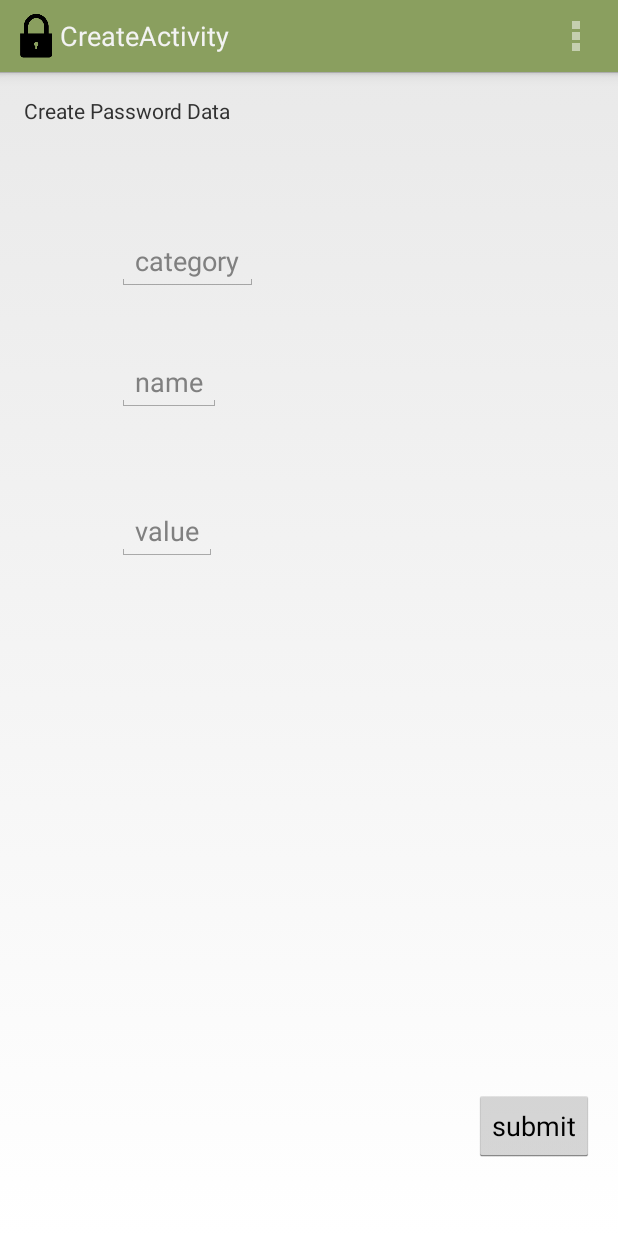
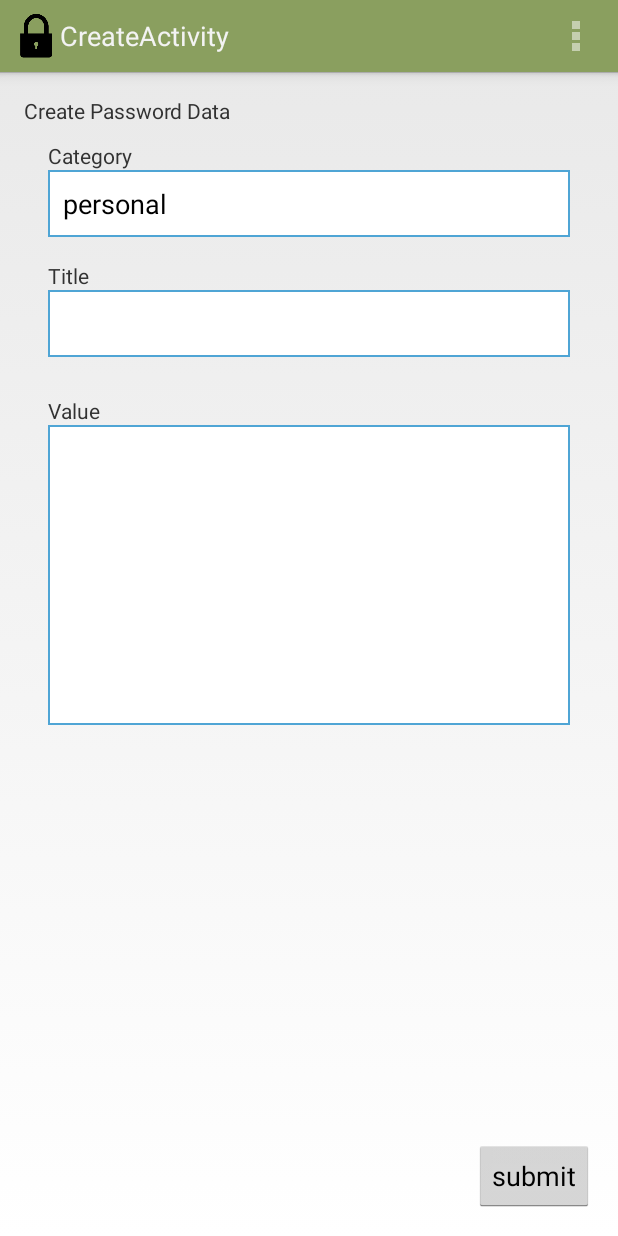
Before and after one commit to mcorbridge/PasswordProtector, an Android app: the CreateActivity screen opened directly, with no data from a screen before it, on a phone screen of 412 x 824 dp. Run offline under Robolectric (Android 15) with nearby library versions, the phone set to English and light mode, and no system bars.

Commit message:
adding crud

```diff
--- a/app/src/main/AndroidManifest.xml
+++ b/app/src/main/AndroidManifest.xml
@@ -42,7 +42,11 @@
         </activity>
         <activity
             android:name=".read.ReadActivity"
-            android:label="@string/title_activity_read" >
+            android:label="@string/app_name" >
+        </activity>
+        <activity
+            android:name=".update.UpdateActivity"
+            android:label="@string/app_name" >
         </activity>
     </application>
 
--- a/app/src/main/java/com/mcorbridge/passwordprotector/MainActivity.java
+++ b/app/src/main/java/com/mcorbridge/passwordprotector/MainActivity.java
@@ -60,7 +60,7 @@ public class MainActivity extends Activity {
             @Override
             public void onProgressChanged(SeekBar seekBar, int progress, boolean fromUser) {
 
-                if(progress < 10){
+                if(progress < 30){
                     doNext();
                 }
             }
--- a/app/src/main/java/com/mcorbridge/passwordprotector/create/CreateActivity.java
+++ b/app/src/main/java/com/mcorbridge/passwordprotector/create/CreateActivity.java
@@ -14,14 +14,21 @@ import com.mcorbridge.passwordprotector.JSON.JsonTask;
 import com.mcorbridge.passwordprotector.PasswordDataActivity;
 import com.mcorbridge.passwordprotector.R;
 import com.mcorbridge.passwordprotector.interfaces.IPasswordActivity;
+import com.mcorbridge.passwordprotector.model.ApplicationModel;
 import com.mcorbridge.passwordprotector.service.ServletPostAsyncTask;
 
 public class CreateActivity extends Activity implements IPasswordActivity{
+
+    ApplicationModel applicationModel;
 
     @Override
     protected void onCreate(Bundle savedInstanceState) {
         super.onCreate(savedInstanceState);
         setContentView(R.layout.activity_create);
+
+        overridePendingTransition(R.anim.slide_in, R.anim.slide_out);
+
+        applicationModel = ApplicationModel.getInstance();
     }
 
 
@@ -62,10 +69,18 @@ public class CreateActivity extends Activity implements IPasswordActivity{
 
         String jsonRequest = JsonTask.createJSON(category,title,value);
 
-        postToServlet(jsonRequest);
+        if(applicationModel.getIsDataConnected()){
+            postToServlet(jsonRequest);
+        }else{
+            saveToLocal(jsonRequest);
+        }
 
         Intent intent = new Intent(this, PasswordDataActivity.class);
         startActivity(intent);
+    }
+
+    private void saveToLocal(String jsonRequest){
+        //TODO save to local sqLite db
     }
 
     private void postToServlet(String jsonRequest) throws  Exception{
--- a/app/src/main/java/com/mcorbridge/passwordprotector/model/ApplicationModel.java
+++ b/app/src/main/java/com/mcorbridge/passwordprotector/model/ApplicationModel.java
@@ -23,10 +23,11 @@ public class ApplicationModel {
         return SingletonHolder.INSTANCE;
     }
 
-
+    // ----------------------------------------------------------
 
     public static final String APPLICATION_SECRET_KEY = "bostonBruins";
 
+    // ----------------------------------------------------------
 
     private String visualCipherKey;
 
@@ -85,4 +86,6 @@ public class ApplicationModel {
     public void setIsDataConnected(boolean isDataConnected) {
         this.isDataConnected = isDataConnected;
     }
+
+    // ----------------------------------------------------------
 }
--- a/app/src/main/java/com/mcorbridge/passwordprotector/vo/PasswordDataVO.java
+++ b/app/src/main/java/com/mcorbridge/passwordprotector/vo/PasswordDataVO.java
@@ -1,11 +1,13 @@
 package com.mcorbridge.passwordprotector.vo;
+
+import java.io.Serializable;
 
 /**
  * Created by Mike on 12/29/2014.
  * copyright Michael D. Corbridge
  */
 
-public class PasswordDataVO
+public class PasswordDataVO implements Serializable
 {
 
 
--- /dev/null
+++ b/app/src/main/res/drawable/textborder.xml
@@ -0,0 +1,5 @@
+<?xml version="1.0" encoding="utf-8"?>
+<shape xmlns:android="http://schemas.android.com/apk/res/android" android:shape="rectangle" >
+    <solid android:color="#ffffff" />
+    <stroke android:width="1dip" android:color="#4fa5d5"/>
+</shape>
--- a/app/src/main/res/layout/activity_create.xml
+++ b/app/src/main/res/layout/activity_create.xml
@@ -8,45 +8,78 @@
 
     <TextView android:text="@string/create" android:layout_width="wrap_content"
         android:layout_height="wrap_content"
-        android:id="@+id/textView"
-        android:hint="category" />
+        android:id="@+id/textView" />
 
-    <EditText
+   <LinearLayout
+       android:layout_width="fill_parent"
+       android:layout_height="wrap_content"
+       android:paddingLeft="16dp"
+       android:paddingRight="16dp"
+       android:orientation="vertical"
+       android:layout_alignParentStart="true"
+       android:layout_marginTop="30dp">
+       <TextView android:text="Category"
            android:layout_width="wrap_content"
            android:layout_height="wrap_content"
+           android:id="@+id/textViewCategory"/>
+        <EditText
+            android:layout_width="fill_parent"
+            android:layout_height="wrap_content"
+            android:padding="10dp"
             android:id="@+id/editTextCategory"
-        android:layout_below="@+id/textView"
-        android:layout_alignParentStart="true"
-        android:layout_marginStart="62dp"
-        android:layout_marginTop="71dp"
-        android:hint="category" />
+            android:background="@drawable/textborder"
+            android:text="personal"/>
+    </LinearLayout>
 
-    <EditText
+    <LinearLayout
+        android:layout_width="fill_parent"
+        android:layout_height="wrap_content"
+        android:paddingLeft="16dp"
+        android:paddingRight="16dp"
+        android:orientation="vertical"
+        android:layout_marginTop="110dp">
+        <TextView android:text="Title"
             android:layout_width="wrap_content"
             android:layout_height="wrap_content"
+            android:id="@+id/textViewTitle" />
+        <EditText
+            android:layout_width="fill_parent"
+            android:layout_height="wrap_content"
+            android:padding="10dp"
             android:id="@+id/editTextTitle"
-        android:layout_below="@+id/editTextCategory"
-        android:layout_alignStart="@+id/editTextCategory"
-        android:layout_marginTop="41dp"
-        android:hint="name" />
+            android:background="@drawable/textborder" />
+    </LinearLayout>
 
-    <EditText
+    <LinearLayout
+        android:layout_width="fill_parent"
+        android:layout_height="wrap_content"
+        android:paddingLeft="16dp"
+        android:paddingRight="16dp"
+        android:orientation="vertical"
+        android:layout_marginTop="200dp"
+        android:id="@+id/linearLayout">
+        <TextView android:text="Value"
             android:layout_width="wrap_content"
             android:layout_height="wrap_content"
+            android:id="@+id/textViewValue" />
+        <EditText
+            android:layout_width="fill_parent"
+            android:layout_height="200dp"
+            android:padding="10dp"
+            android:gravity="top"
             android:id="@+id/editTextValue"
-        android:layout_below="@+id/editTextTitle"
-        android:layout_alignStart="@+id/editTextTitle"
-        android:layout_marginTop="60dp"
-        android:hint="value" />
+            android:lines="10"
+            android:background="@drawable/textborder"
+            android:maxLines="10" />
+    </LinearLayout>
 
     <Button
         android:layout_width="wrap_content"
         android:layout_height="wrap_content"
         android:text="submit"
         android:id="@+id/button4"
-        android:layout_alignParentBottom="true"
-        android:layout_alignParentEnd="true"
-        android:layout_marginBottom="33dp"
-        android:onClick="doSubmit"/>
+        android:onClick="doSubmit"
+        android:layout_alignParentRight="true"
+        android:layout_alignParentBottom="true"/>
 
 </RelativeLayout>
--- a/app/src/main/res/values/color.xml
+++ b/app/src/main/res/values/color.xml
@@ -13,4 +13,5 @@
     <color name="articlecolor">#3399FF</color>
     <color name="article_title">#3399FF</color>
     <color name="cachecolor">#8ad0e8</color>
+    <color name="lightOlive">#556B2F</color>
 </resources>
--- a/app/src/main/res/values/strings.xml
+++ b/app/src/main/res/values/strings.xml
@@ -6,6 +6,7 @@
     <string name="action_settings">Settings</string>
     <string name="title_activity_next">NextActivity</string>
     <string name="create">Create Password Data</string>
+    <string name="modify">Modify/Delete Password Data</string>
 
     <color name="grey">#3bcacaca</color>
 
@@ -26,5 +27,6 @@
     <string name="title_activity_create">CreateActivity</string>
     <string name="title_activity_read">ReadActivity</string>
     <string name="hello_world">Hello world!</string>
+    <string name="title_activity_update">UpdateActivity</string>
 
 </resources>
```
Also changed, not shown: app/src/main/java/com/mcorbridge/passwordprotector/PasswordDataActivity.java (+7 -13 lines), app/src/main/java/com/mcorbridge/passwordprotector/adapters/CustomAdapter.java (added, +35 -0 lines), app/src/main/java/com/mcorbridge/passwordprotector/read/ReadActivity.java (+47 -8 lines), app/src/main/java/com/mcorbridge/passwordprotector/update/UpdateActivity.java (added, +159 -0 lines), app/src/main/res/layout/activity_password_data.xml (+11 -21 lines), app/src/main/res/layout/activity_read.xml (+17 -2 lines), app/src/main/res/layout/activity_update.xml (added, +128 -0 lines), app/src/main/res/layout/item_row.xml (added, +20 -0 lines), app/src/main/res/menu/menu_update.xml (added, +7 -0 lines). Lines whose indentation alone changed are shown as unchanged.
